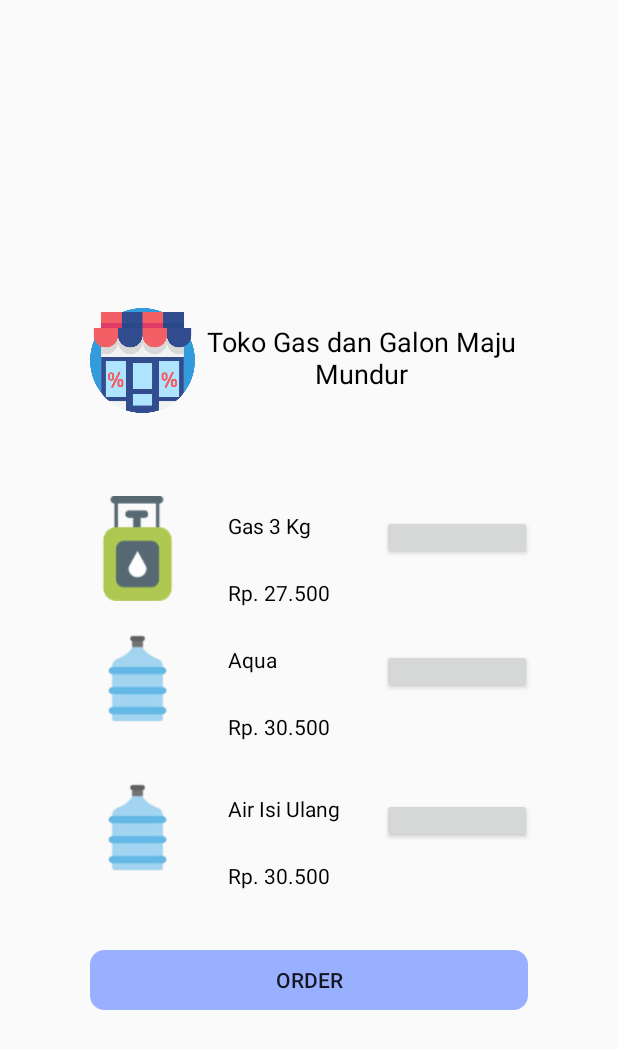
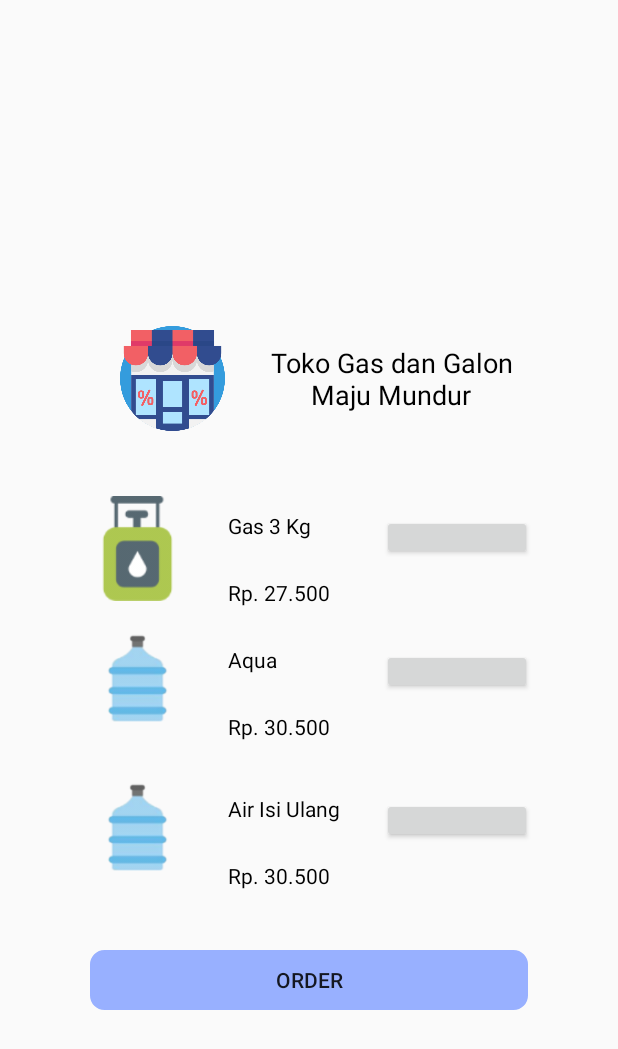
Before and after one commit to rizqikrisandika/Android-Gaslon, an Android app: the layout activity_order.xml on its own in the app's theme, with its tools: preview values and no code run, on a phone screen of 412 x 824 dp. Shown: the top 1049 px of the screen. Run offline under Robolectric (Android 15) with nearby library versions, the phone set to English and light mode, and no system bars; plain views replace ElegantNumberButton.

Commit message:
detail order beres, wes wae ya

```diff
--- a/app/src/main/res/layout-sw320dp/activity_order.xml
+++ b/app/src/main/res/layout-sw320dp/activity_order.xml
@@ -92,7 +92,7 @@
                 android:layout_marginBottom="18dp"
                 app:textSize="6sp"
                 app:backGroundColor="@color/bakcground"
-                app:initialNumber="1"
+                app:initialNumber="0"
                 app:finalNumber="20"
                 />
         </LinearLayout>
@@ -155,7 +155,7 @@
                 android:layout_marginBottom="18dp"
                 app:textSize="6sp"
                 app:backGroundColor="@color/bakcground"
-                app:initialNumber="1"
+                app:initialNumber="0"
                 app:finalNumber="20"
                 />
         </LinearLayout>
@@ -218,7 +218,7 @@
                 android:layout_marginBottom="18dp"
                 app:textSize="6sp"
                 app:backGroundColor="@color/bakcground"
-                app:initialNumber="1"
+                app:initialNumber="0"
                 app:finalNumber="20"
                 />
         </LinearLayout>
--- a/app/src/main/res/layout-sw420dp/activity_order.xml
+++ b/app/src/main/res/layout-sw420dp/activity_order.xml
@@ -14,22 +14,22 @@
         android:layout_marginLeft="60dp"
         android:layout_marginRight="60dp"
         android:orientation="horizontal"
+        android:gravity="center"
         android:layout_marginTop="40dp">
 
         <ImageView
             android:id="@+id/imageView"
             android:layout_width="70dp"
             android:layout_height="70dp"
-            android:layout_marginTop="15dp"
+            android:layout_marginLeft="20dp"
             app:srcCompat="@drawable/store" />
 
         <TextView
             android:id="@+id/toko"
             android:layout_width="match_parent"
             android:layout_height="wrap_content"
-            android:layout_marginTop="25dp"
-            android:layout_marginBottom="50dp"
             android:gravity="center"
+            android:layout_marginLeft="20dp"
             android:text="Toko Gas dan Galon Maju Mundur"
             android:textColor="#000"
             android:textSize="18sp" />
@@ -92,7 +92,7 @@
                 android:layout_marginBottom="18dp"
                 app:textSize="6sp"
                 app:backGroundColor="@color/bakcground"
-                app:initialNumber="1"
+                app:initialNumber="0"
                 app:finalNumber="20"
                 />
         </LinearLayout>
@@ -155,7 +155,7 @@
                 android:layout_marginBottom="18dp"
                 app:textSize="6sp"
                 app:backGroundColor="@color/bakcground"
-                app:initialNumber="1"
+                app:initialNumber="0"
                 app:finalNumber="20"
                 />
         </LinearLayout>
@@ -218,7 +218,7 @@
                 android:layout_marginBottom="18dp"
                 app:textSize="6sp"
                 app:backGroundColor="@color/bakcground"
-                app:initialNumber="1"
+                app:initialNumber="0"
                 app:finalNumber="20"
                 />
         </LinearLayout>
--- a/app/src/main/res/layout-sw600dp/activity_order.xml
+++ b/app/src/main/res/layout-sw600dp/activity_order.xml
@@ -14,22 +14,22 @@
         android:layout_marginLeft="60dp"
         android:layout_marginRight="60dp"
         android:orientation="horizontal"
+        android:gravity="center"
         android:layout_marginTop="40dp">
 
         <ImageView
             android:id="@+id/imageView"
             android:layout_width="70dp"
             android:layout_height="70dp"
-            android:layout_marginTop="15dp"
+            android:layout_marginLeft="20dp"
             app:srcCompat="@drawable/store" />
 
         <TextView
             android:id="@+id/toko"
             android:layout_width="match_parent"
             android:layout_height="wrap_content"
-            android:layout_marginTop="25dp"
-            android:layout_marginBottom="50dp"
             android:gravity="center"
+            android:layout_marginLeft="20dp"
             android:text="Toko Gas dan Galon Maju Mundur"
             android:textColor="#000"
             android:textSize="18sp" />
@@ -92,7 +92,7 @@
                 android:layout_marginBottom="18dp"
                 app:textSize="6sp"
                 app:backGroundColor="@color/bakcground"
-                app:initialNumber="1"
+                app:initialNumber="0"
                 app:finalNumber="20"
                 />
         </LinearLayout>
@@ -155,7 +155,7 @@
                 android:layout_marginBottom="18dp"
                 app:textSize="6sp"
                 app:backGroundColor="@color/bakcground"
-                app:initialNumber="1"
+                app:initialNumber="0"
                 app:finalNumber="20"
                 />
         </LinearLayout>
@@ -218,7 +218,7 @@
                 android:layout_marginBottom="18dp"
                 app:textSize="6sp"
                 app:backGroundColor="@color/bakcground"
-                app:initialNumber="1"
+                app:initialNumber="0"
                 app:finalNumber="20"
                 />
         </LinearLayout>
--- a/app/src/main/res/layout-sw720dp/activity_order.xml
+++ b/app/src/main/res/layout-sw720dp/activity_order.xml
@@ -14,22 +14,22 @@
         android:layout_marginLeft="60dp"
         android:layout_marginRight="60dp"
         android:orientation="horizontal"
+        android:gravity="center"
         android:layout_marginTop="40dp">
 
         <ImageView
             android:id="@+id/imageView"
             android:layout_width="70dp"
             android:layout_height="70dp"
-            android:layout_marginTop="15dp"
+            android:layout_marginLeft="20dp"
             app:srcCompat="@drawable/store" />
 
         <TextView
             android:id="@+id/toko"
             android:layout_width="match_parent"
             android:layout_height="wrap_content"
-            android:layout_marginTop="25dp"
-            android:layout_marginBottom="50dp"
             android:gravity="center"
+            android:layout_marginLeft="20dp"
             android:text="Toko Gas dan Galon Maju Mundur"
             android:textColor="#000"
             android:textSize="18sp" />
@@ -92,7 +92,7 @@
                 android:layout_marginBottom="18dp"
                 app:textSize="6sp"
                 app:backGroundColor="@color/bakcground"
-                app:initialNumber="1"
+                app:initialNumber="0"
                 app:finalNumber="20"
                 />
         </LinearLayout>
@@ -155,7 +155,7 @@
                 android:layout_marginBottom="18dp"
                 app:textSize="6sp"
                 app:backGroundColor="@color/bakcground"
-                app:initialNumber="1"
+                app:initialNumber="0"
                 app:finalNumber="20"
                 />
         </LinearLayout>
@@ -218,7 +218,7 @@
                 android:layout_marginBottom="18dp"
                 app:textSize="6sp"
                 app:backGroundColor="@color/bakcground"
-                app:initialNumber="1"
+                app:initialNumber="0"
                 app:finalNumber="20"
                 />
         </LinearLayout>
--- a/app/src/main/res/layout/activity_order.xml
+++ b/app/src/main/res/layout/activity_order.xml
@@ -14,22 +14,22 @@
         android:layout_marginLeft="60dp"
         android:layout_marginRight="60dp"
         android:orientation="horizontal"
+        android:gravity="center"
         android:layout_marginTop="40dp">
 
         <ImageView
             android:id="@+id/imageView"
             android:layout_width="70dp"
             android:layout_height="70dp"
-            android:layout_marginTop="15dp"
+            android:layout_marginLeft="20dp"
             app:srcCompat="@drawable/store" />
 
         <TextView
             android:id="@+id/toko"
             android:layout_width="match_parent"
             android:layout_height="wrap_content"
-            android:layout_marginTop="25dp"
-            android:layout_marginBottom="50dp"
             android:gravity="center"
+            android:layout_marginLeft="20dp"
             android:text="Toko Gas dan Galon Maju Mundur"
             android:textColor="#000"
             android:textSize="18sp" />
@@ -92,7 +92,7 @@
                 android:layout_marginBottom="18dp"
                 app:textSize="6sp"
                 app:backGroundColor="@color/bakcground"
-                app:initialNumber="1"
+                app:initialNumber="0"
                 app:finalNumber="20"
                 />
         </LinearLayout>
@@ -155,7 +155,7 @@
                 android:layout_marginBottom="18dp"
                 app:textSize="6sp"
                 app:backGroundColor="@color/bakcground"
-                app:initialNumber="1"
+                app:initialNumber="0"
                 app:finalNumber="20"
                 />
         </LinearLayout>
@@ -218,7 +218,7 @@
                 android:layout_marginBottom="18dp"
                 app:textSize="6sp"
                 app:backGroundColor="@color/bakcground"
-                app:initialNumber="1"
+                app:initialNumber="0"
                 app:finalNumber="20"
                 />
         </LinearLayout>
```
